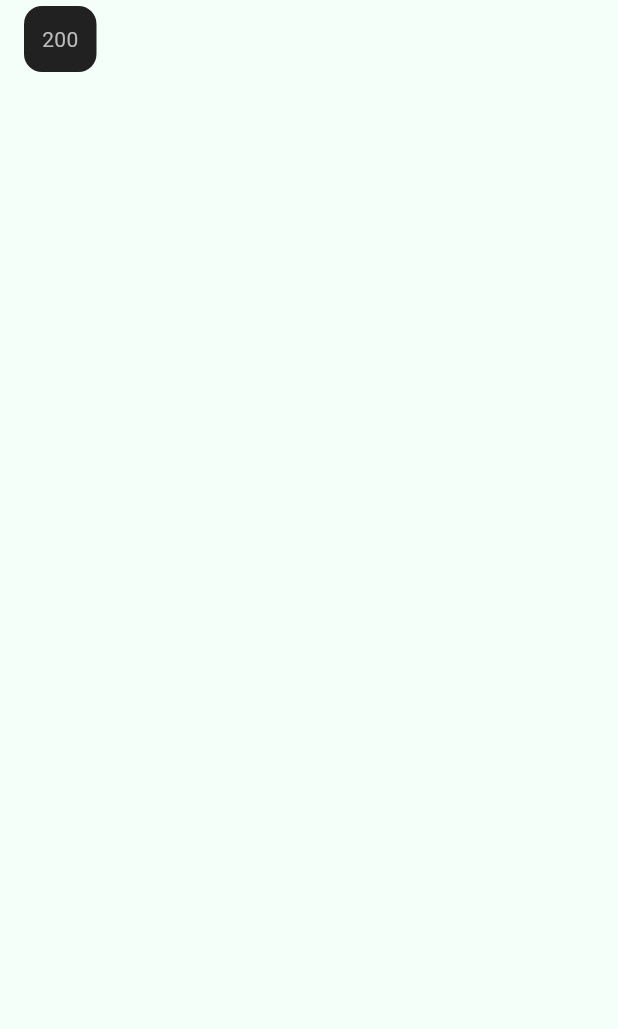
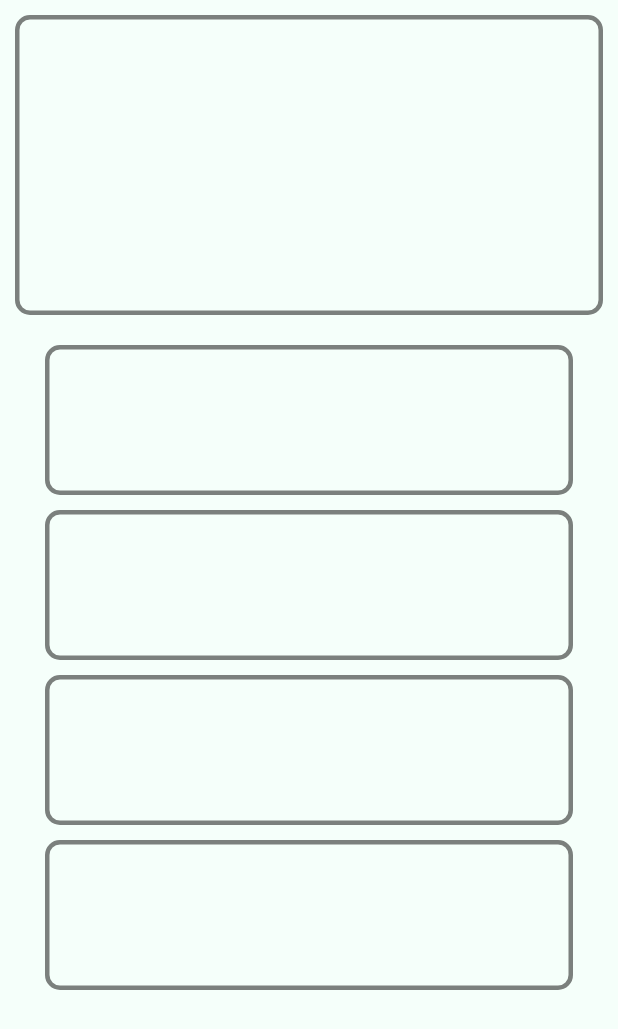
Before and after one commit to snowman6-git/nagaja, a Flutter app: the HomePage screen opened directly, on a phone screen of 412 x 824 dp. Shown: the top 1029 px of the screen. Run offline on Flutter 3.47's test engine with Material 3 defaults, Android fonts, the phone set to English and light mode, and no system bars.

Commit message:
컴포넌트에 삼항연산자로 isTop추가, 가장 위에 있는 위젯만 다른 스타일 가능

```diff
--- a/lib/components/bus_block.dart
+++ b/lib/components/bus_block.dart
@@ -3,29 +3,189 @@ import 'package:flutter/material.dart';
 
 class BusBlock extends StatelessWidget {
   final BusData bus; //models에 있는 클래스의 구조를 json의 흔한구조처럼 key.value처럼 가져오게 선언
+  final bool isTop;
   const BusBlock({
     super.key,
+    this.isTop = false,
     required this.bus, // 부모에서 const값(models-final-변수: 데이터) 식으로 넘겨줘야 함
   });
   @override
   Widget build(BuildContext context) {
-    return Column(
-      crossAxisAlignment: CrossAxisAlignment.start,
+    return Center(
+      child: Column(
         children: [
-        Expanded(
+          Padding(
+            padding: EdgeInsets.only(
+              top: 10,
+              left: isTop ? 10 : 30,
+              bottom: isTop ? 10 : 0,
+              right: isTop ? 10 : 30,
+            ),
+
             child: InkWell(
               child: Container(
-              padding: const EdgeInsets.all(12),
-              margin: const EdgeInsets.symmetric(vertical: 4, horizontal: 16),
+                width: double.infinity,
+                //isTop이 true면 2번째 값으로
+                height: isTop ? 200 : 100,
                 decoration: BoxDecoration(
-                color: Colors.grey[900], // 음악 앱 느낌의 다크한 배경
-                borderRadius: BorderRadius.circular(12),
+                  // color: Color(0XFFfffff0),
+                  borderRadius: BorderRadius.circular(10),
+                  border: Border.all(
+                    width: 3,
+                    color: Color.fromRGBO(0, 0, 0, 0.5),
                   ),
-              child: Text('${bus.number}'),
+                ),
               ),
             ),
           ),
         ],
+      ),
+      // InkWell(
+      //   child: Container(
+      //     width: double.infinity,
+      //     height: 200,
+      //     padding: const EdgeInsets.all(12),
+      //     margin: const EdgeInsets.symmetric(vertical: 4, horizontal: 16),
+      //     decoration: BoxDecoration(
+      //       color: Colors.grey[900],
+      //       borderRadius: BorderRadius.circular(12),
+      //     ),
+      //     child:
+      //     Column(
+      //       children: [
+      //         Expanded(
+      //           flex: 1,
+      //           child: Row(
+      //             mainAxisAlignment: MainAxisAlignment.end,
+      //             crossAxisAlignment: CrossAxisAlignment.start,
+      //             children: [Text('도착까지: 1:59 남았어요.')],
+      //           ),
+      //         ),
+      //
+      //         Expanded(
+      //           flex: 3,
+      //           child: Row(
+      //             mainAxisAlignment: MainAxisAlignment.center,
+      //             crossAxisAlignment: CrossAxisAlignment.center,
+      //             children: [
+      //               Text(
+      //                   "20번 버스",
+      //                 style: TextStyle(
+      //                   fontSize: 20,
+      //                   fontWeight: FontWeight.bold
+      //                 ),
+      //               )
+      //
+      //             ],
+      //           ),
+      //         ),
+      //
+      //         Expanded(
+      //           flex: 1,
+      //           child: Row(
+      //             //버스가 경유하는 정류장을 표기 + 현재 버스가 있는곳
+      //             mainAxisAlignment: MainAxisAlignment.spaceBetween,
+      //
+      //             children: [
+      //               Text("종점"),
+      //               Text("내 위치"),
+      //               Text("정류장"),
+      //               Text("현재 버스 위치"),
+      //               Text("정류장1"),
+      //               Text("기점"),
+      //
+      //             ],
+      //           ),
+      //         ),
+      //       ],
+      //     ),
+      //   ),
+      // )
+
+      // Padding(
+      //   padding: EdgeInsets.all(30),
+      //   child: Neumorphic(
+      //     style: NeumorphicStyle(
+      //       shape: NeumorphicShape.convex,
+      //       boxShape: NeumorphicBoxShape.roundRect(BorderRadius.circular(12)),
+      //       depth: 5, // 튀어나온 정도
+      //       lightSource: LightSource.topLeft,
+      //       color: Colors.white,
+      //     ),
+      //     child: Container(
+      //       width: double.infinity,
+      //       height: 200,
+      //       padding: const EdgeInsets.all(12),
+      //       margin: const EdgeInsets.symmetric(vertical: 4, horizontal: 16),
+      //       decoration: BoxDecoration(
+      //         color: Colors.white,
+      //         borderRadius: BorderRadius.circular(12),
+      //       ),
+      //     ),
+      //   ),
+      // ),
+
+      // InkWell(
+      //   child: Container(
+      //     width: double.infinity,
+      //     height: 200,
+      //     padding: const EdgeInsets.all(12),
+      //     margin: const EdgeInsets.symmetric(vertical: 4, horizontal: 16),
+      //     decoration: BoxDecoration(
+      //       color: Colors.grey[900],
+      //       borderRadius: BorderRadius.circular(12),
+      //     ),
+      //     child:
+      //     Column(
+      //       children: [
+      //         Expanded(
+      //           flex: 1,
+      //           child: Row(
+      //             mainAxisAlignment: MainAxisAlignment.end,
+      //             crossAxisAlignment: CrossAxisAlignment.start,
+      //             children: [Text('도착까지: 1:59 남았어요.')],
+      //           ),
+      //         ),
+      //
+      //         Expanded(
+      //           flex: 3,
+      //           child: Row(
+      //             mainAxisAlignment: MainAxisAlignment.center,
+      //             crossAxisAlignment: CrossAxisAlignment.center,
+      //             children: [
+      //               Text(
+      //                   "20번 버스",
+      //                 style: TextStyle(
+      //                   fontSize: 20,
+      //                   fontWeight: FontWeight.bold
+      //                 ),
+      //               )
+      //
+      //             ],
+      //           ),
+      //         ),
+      //
+      //         Expanded(
+      //           flex: 1,
+      //           child: Row(
+      //             //버스가 경유하는 정류장을 표기 + 현재 버스가 있는곳
+      //             mainAxisAlignment: MainAxisAlignment.spaceBetween,
+      //
+      //             children: [
+      //               Text("종점"),
+      //               Text("내 위치"),
+      //               Text("정류장"),
+      //               Text("현재 버스 위치"),
+      //               Text("정류장1"),
+      //               Text("기점"),
+      //
+      //             ],
+      //           ),
+      //         ),
+      //       ],
+      //     ),
+      //   ),
+      // ),
     );
   }
 }
--- a/lib/pages/home_page.dart
+++ b/lib/pages/home_page.dart
@@ -12,15 +12,18 @@ class HomePage extends StatefulWidget {
 
 class _HomePage extends State<HomePage> {
   @override
-  var bus_info_exam = BusData(number: "200", pos: "어딘가 정류정");
+  var bus_info_exam = BusData(number: "20", pos: "어딘가 정류정");
 
   Widget build(BuildContext context) {
     return Scaffold(
       body: Column(
         crossAxisAlignment: CrossAxisAlignment.start,
         children: [
+          BusBlock(bus: bus_info_exam, isTop: true),
           BusBlock(bus: bus_info_exam),
-          // BusBlock(bus: bus_info_exam),
+          BusBlock(bus: bus_info_exam),
+          BusBlock(bus: bus_info_exam),
+          BusBlock(bus: bus_info_exam),
         ],
       ),
     );
--- /dev/null
+++ b/note.txt
@@ -0,0 +1,2 @@
+[] 주기 이제 하위컴포넌트 리스트로 감싸기
+[] 스트림 데이터 혹은 고정데이터 받아서 반영하기
```
Also changed, not shown: pubspec.lock. Lines whose indentation alone changed are shown as unchanged.
